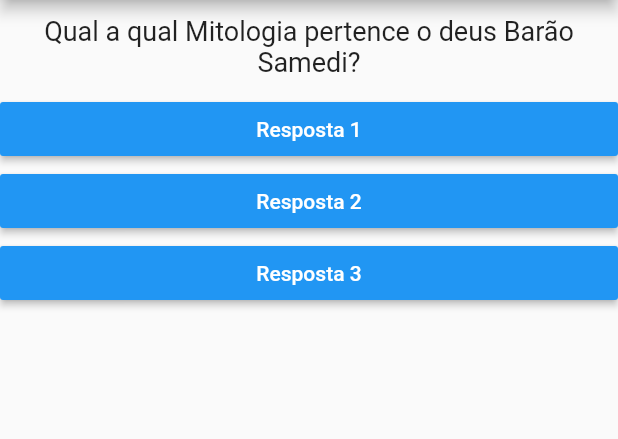
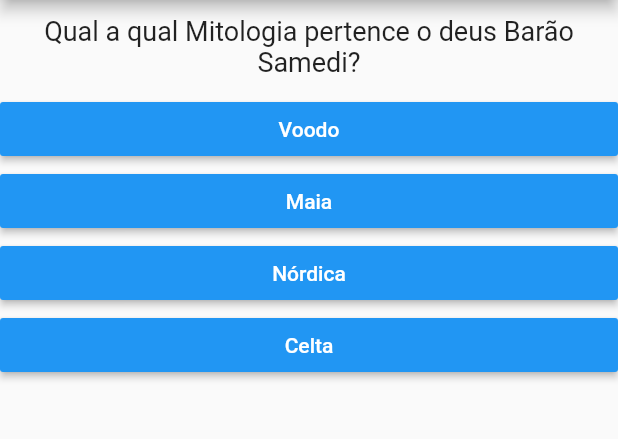
Before and after one commit to isaacwrk/flutter-quiz, a Flutter app: the screen it shows after launch, on a phone screen of 412 x 824 dp, the part 84-523 px from its top. Run offline on Flutter 3.47's test engine with Material 2 defaults, Android fonts, the light colour scheme and no system bars.

Commit message:
alterando for por .map

```diff
--- a/lib/main.dart
+++ b/lib/main.dart
@@ -33,6 +33,12 @@ class _PerguntaAppState extends State<PerguntaApp>{
         'respostas':['Zeus','Athena','Apollo','Mercúrio'],
         }
     ];
+
+    List<String> respostas = perguntas[_perguntaSelecionada].cast()['respostas'];
+
+    //for (String textoResp in respostas) {
+      //widgets.add(Resposta(textoResp, _responder));
+    //}
     return MaterialApp(
       theme:ThemeData(
         primaryColor: Colors.purple
@@ -44,10 +50,8 @@ class _PerguntaAppState extends State<PerguntaApp>{
         ),
         body: Column(
           children: [
-            Questao(perguntas[_perguntaSelecionada]['texto']),
-            Resposta('Resposta 1',_responder),
-            Resposta('Resposta 2',_responder),
-            Resposta('Resposta 3',_responder),
+            Questao(perguntas[_perguntaSelecionada]['texto'].toString()),
+            ... respostas.map((t) =>Resposta(t,_responder)).toList(),
           ],
         ),
       ),
```
